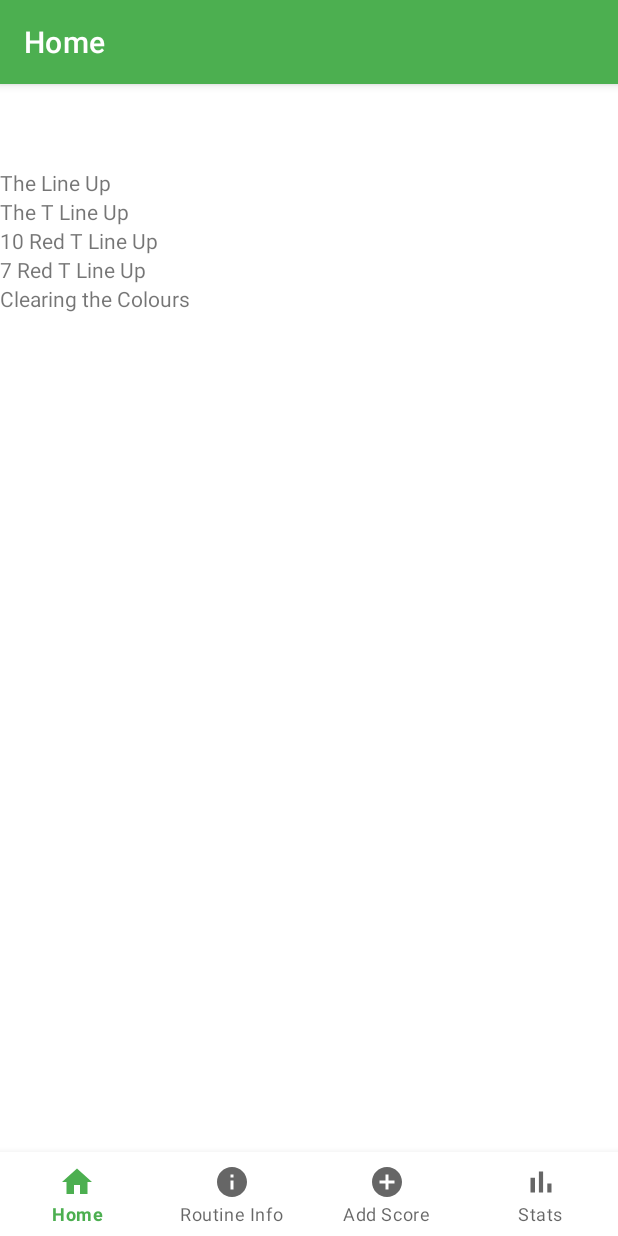
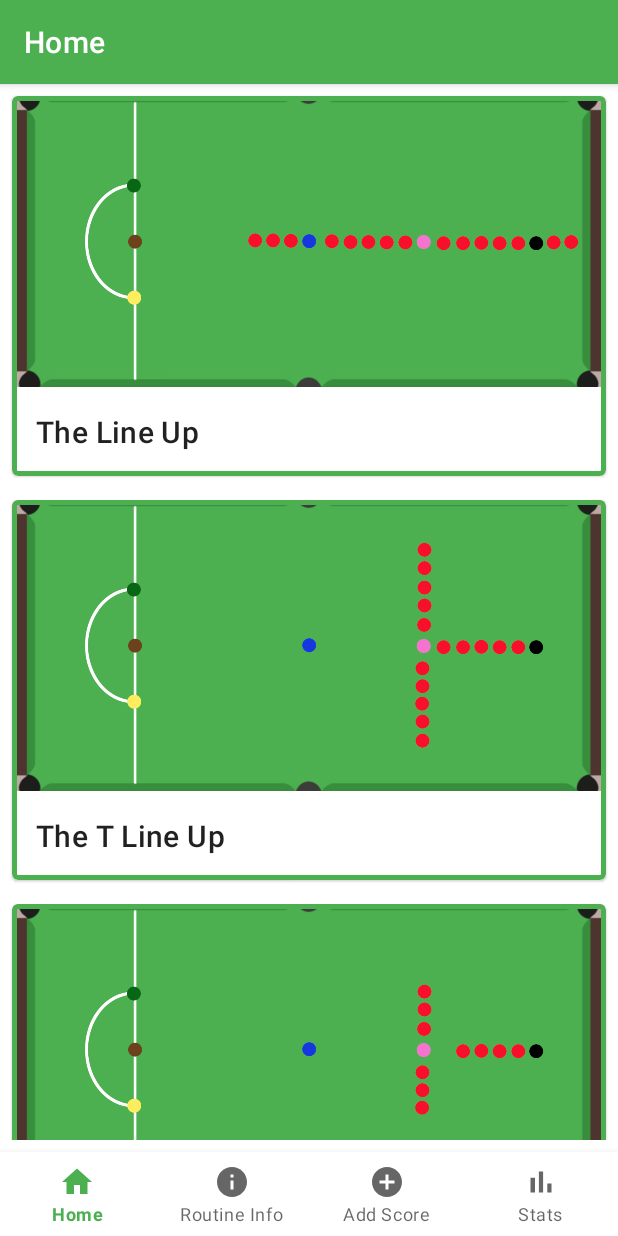
Before and after one commit to huw1990/SnookerImprover, an Android app: the screen it shows after launch (MainActivity), on a phone screen of 412 x 824 dp. Run offline under Robolectric (Android 15) with nearby library versions, the phone set to English and light mode, and no system bars; our stand-ins replace navigation-ui.

Commit message:
Add images and better format for routine list, fixes #6

```diff
--- a/app/src/main/java/com/huwdunnit/snookerimprover/adapter/RoutineItemAdapter.java
+++ b/app/src/main/java/com/huwdunnit/snookerimprover/adapter/RoutineItemAdapter.java
@@ -4,6 +4,7 @@ import android.content.Context;
 import android.view.LayoutInflater;
 import android.view.View;
 import android.view.ViewGroup;
+import android.widget.ImageView;
 import android.widget.TextView;
 
 import androidx.annotation.NonNull;
@@ -41,6 +42,7 @@ public class RoutineItemAdapter extends RecyclerView.Adapter<RoutineItemAdapter.
     public void onBindViewHolder(@NonNull ItemViewHolder holder, int position) {
         Routine routine = routines.get(position);
         holder.getTitleTextView().setText(context.getResources().getString(routine.getStringResourceId()));
+        holder.getRoutineImageView().setImageResource(routine.getImageResourceId());
     }
 
     @Override
@@ -52,13 +54,20 @@ public class RoutineItemAdapter extends RecyclerView.Adapter<RoutineItemAdapter.
 
         private final TextView titleTextView;
 
+        private final ImageView routineImageView;
+
         public ItemViewHolder(@NonNull View itemView) {
             super(itemView);
             titleTextView = itemView.findViewById(R.id.item_title);
+            routineImageView = itemView.findViewById(R.id.item_image);
         }
 
         TextView getTitleTextView() {
             return titleTextView;
         }
+
+        ImageView getRoutineImageView() {
+            return routineImageView;
+        }
     }
 }
--- a/app/src/main/java/com/huwdunnit/snookerimprover/data/Datasource.java
+++ b/app/src/main/java/com/huwdunnit/snookerimprover/data/Datasource.java
@@ -19,11 +19,11 @@ public class Datasource {
      */
     public List<Routine> loadRoutines() {
         List<Routine> routines = new ArrayList<>();
-        routines.add(new Routine(R.string.routine_1));
-        routines.add(new Routine(R.string.routine_2));
-        routines.add(new Routine(R.string.routine_3));
-        routines.add(new Routine(R.string.routine_4));
-        routines.add(new Routine(R.string.routine_5));
+        routines.add(new Routine(R.string.routine_1, R.drawable.routine_1));
+        routines.add(new Routine(R.string.routine_2, R.drawable.routine_2));
+        routines.add(new Routine(R.string.routine_3, R.drawable.routine_3));
+        routines.add(new Routine(R.string.routine_4, R.drawable.routine_4));
+        routines.add(new Routine(R.string.routine_5, R.drawable.routine_5));
         return routines;
     }
 }
--- a/app/src/main/java/com/huwdunnit/snookerimprover/model/Routine.java
+++ b/app/src/main/java/com/huwdunnit/snookerimprover/model/Routine.java
@@ -1,4 +1,7 @@
 package com.huwdunnit.snookerimprover.model;
+
+import androidx.annotation.DrawableRes;
+import androidx.annotation.StringRes;
 
 /**
  * Maps a practice routine available in the app.
@@ -8,13 +11,23 @@ package com.huwdunnit.snookerimprover.model;
 public class Routine {
 
     /** The String resource ID for the title of the routine. */
+    @StringRes
     private final int stringResourceId;
 
-    public Routine(int stringResourceId) {
+    /** The Image resource ID for the routine. */
+    @DrawableRes
+    private final int imageResourceId;
+
+    public Routine(int stringResourceId, int imageResourceId) {
         this.stringResourceId = stringResourceId;
+        this.imageResourceId = imageResourceId;
     }
 
     public int getStringResourceId() {
         return stringResourceId;
     }
+
+    public int getImageResourceId() {
+        return imageResourceId;
+    }
 }
--- a/app/src/main/res/layout/activity_main.xml
+++ b/app/src/main/res/layout/activity_main.xml
@@ -3,21 +3,7 @@
     xmlns:app="http://schemas.android.com/apk/res-auto"
     android:id="@+id/container"
     android:layout_width="match_parent"
-    android:layout_height="match_parent"
-    android:paddingTop="?attr/actionBarSize">
-
-    <com.google.android.material.bottomnavigation.BottomNavigationView
-        android:id="@+id/nav_view"
-        android:layout_width="0dp"
-        android:layout_height="wrap_content"
-        android:layout_marginStart="0dp"
-        android:layout_marginEnd="0dp"
-        android:background="?android:attr/windowBackground"
-        app:layout_constraintBottom_toBottomOf="parent"
-        app:layout_constraintLeft_toLeftOf="parent"
-        app:layout_constraintRight_toRightOf="parent"
-        app:labelVisibilityMode="labeled"
-        app:menu="@menu/bottom_nav_menu" />
+    android:layout_height="match_parent">
 
     <fragment
         android:id="@+id/nav_host_fragment_activity_main"
@@ -31,4 +17,17 @@
         app:layout_constraintTop_toTopOf="parent"
         app:navGraph="@navigation/mobile_navigation" />
 
+    <com.google.android.material.bottomnavigation.BottomNavigationView
+        android:id="@+id/nav_view"
+        android:layout_width="match_parent"
+        android:layout_height="wrap_content"
+        android:layout_marginStart="0dp"
+        android:layout_marginEnd="0dp"
+        android:background="?android:attr/windowBackground"
+        app:layout_constraintBottom_toBottomOf="parent"
+        app:layout_constraintLeft_toLeftOf="parent"
+        app:layout_constraintRight_toRightOf="parent"
+        app:labelVisibilityMode="labeled"
+        app:menu="@menu/bottom_nav_menu" />
+
 </androidx.constraintlayout.widget.ConstraintLayout>
--- a/app/src/main/res/layout/fragment_home.xml
+++ b/app/src/main/res/layout/fragment_home.xml
@@ -11,5 +11,6 @@
         android:layout_width="match_parent"
         android:layout_height="match_parent"
         app:layoutManager="LinearLayoutManager"
-        android:scrollbars="vertical"/>
+        android:scrollbars="vertical"
+        android:paddingBottom="64dp"/>
 </FrameLayout>
--- a/app/src/main/res/layout/routine_list_item.xml
+++ b/app/src/main/res/layout/routine_list_item.xml
@@ -1,5 +1,31 @@
 <?xml version="1.0" encoding="utf-8"?>
-<TextView xmlns:android="http://schemas.android.com/apk/res/android"
-    android:id="@+id/item_title"
-    android:layout_width="wrap_content"
-    android:layout_height="wrap_content" />
+<com.google.android.material.card.MaterialCardView
+    xmlns:android="http://schemas.android.com/apk/res/android"
+    xmlns:app="http://schemas.android.com/apk/res-auto"
+    android:layout_width="match_parent"
+    android:layout_height="wrap_content"
+    android:layout_margin="8dp"
+    app:strokeColor="@color/green"
+    app:strokeWidth="3dp">
+
+    <LinearLayout
+        android:layout_width="match_parent"
+        android:layout_height="wrap_content"
+        android:orientation="vertical">
+
+        <ImageView
+            android:layout_width="match_parent"
+            android:layout_height="194dp"
+            android:id="@+id/item_image"
+            android:importantForAccessibility="no"
+            android:scaleType="centerCrop" />
+
+        <TextView
+            android:id="@+id/item_title"
+            android:layout_width="wrap_content"
+            android:layout_height="wrap_content"
+            android:padding="16dp"
+            android:textAppearance="?attr/textAppearanceHeadline6"/>
+
+    </LinearLayout>
+</com.google.android.material.card.MaterialCardView>
```
Also changed, not shown: app/src/main/res/drawable/routine_1.png (added), app/src/main/res/drawable/routine_2.png (added), app/src/main/res/drawable/routine_3.png (added), app/src/main/res/drawable/routine_4.png (added), app/src/main/res/drawable/routine_5.png (added).
